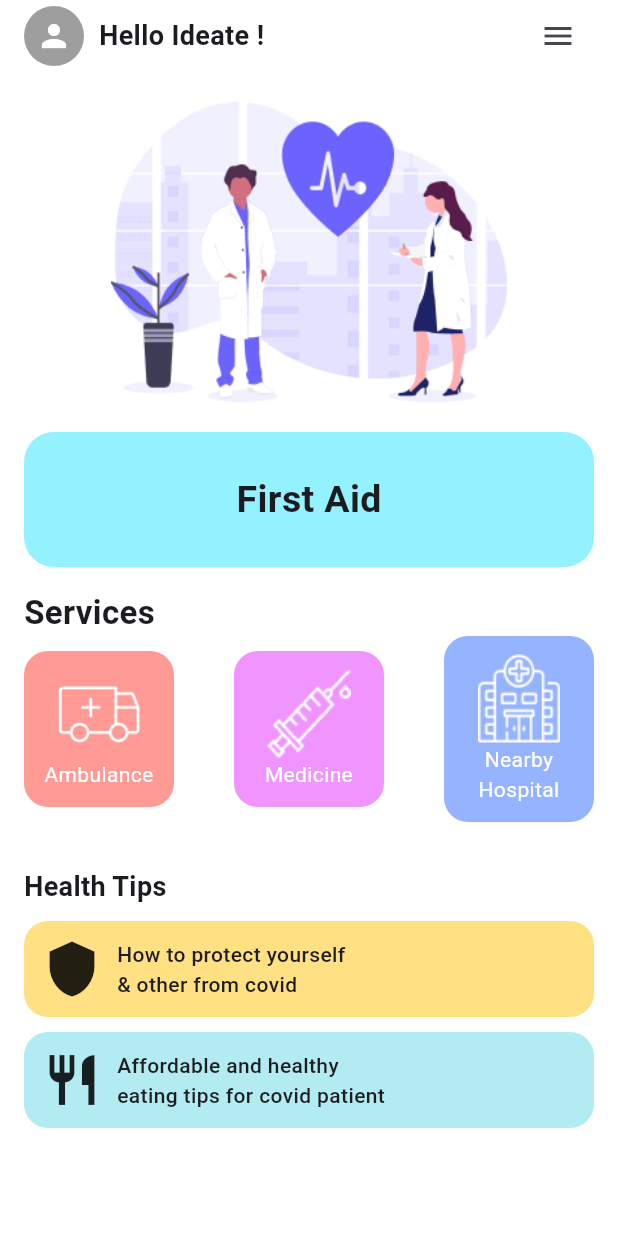
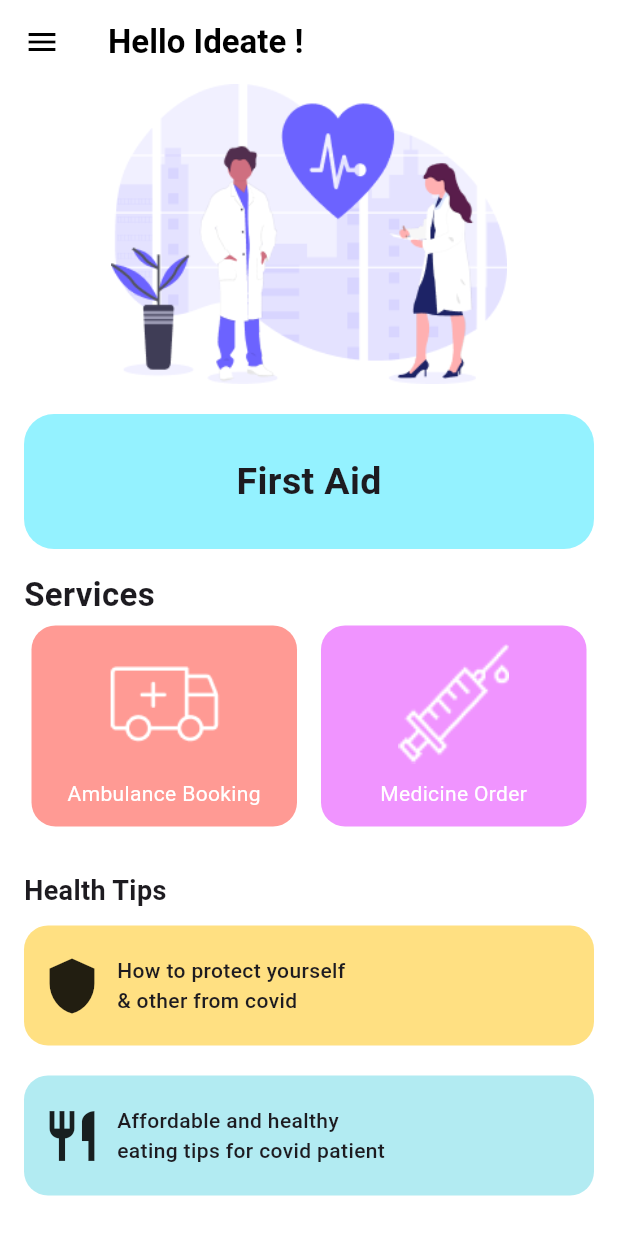
Before and after one commit to karaniheta/MedAlert, a Flutter app: the HomeScrenn screen opened directly, on a phone screen of 412 x 824 dp. Run offline on Flutter 3.47's test engine with Material 3 defaults, Android fonts, the phone set to English and light mode, and no system bars; our stand-ins replace shared_preferences; accounts and stored records are empty.

Commit message:
other pages

```diff
--- a/lib/home.dart
+++ b/lib/home.dart
@@ -1,4 +1,6 @@
 import 'package:flutter/material.dart';
+import 'package:medalert/profile.dart';
+import 'package:medalert/Ambulance.dart';
 
 class HomeScrenn extends StatelessWidget {
   const HomeScrenn({super.key});
@@ -7,38 +9,94 @@ class HomeScrenn extends StatelessWidget {
   Widget build(BuildContext context) {
     return Scaffold(
       backgroundColor: Colors.white,
+      appBar: AppBar(
+        backgroundColor: Colors.white,
+        elevation: 0,
+        iconTheme: const IconThemeData(color: Colors.black),
+        title: const Text(
+          'Hello Ideate !',
+          style: TextStyle(color: Colors.black, fontWeight: FontWeight.bold),
+        ),
+      ),
+      drawer: Drawer(
+        backgroundColor: const Color(0xFF333333),
+        child: SafeArea(
+          child: Column(
+            crossAxisAlignment: CrossAxisAlignment.start,
+            children: [
+              Padding(
+                padding: const EdgeInsets.symmetric(
+                  horizontal: 20,
+                  vertical: 20,
+                ),
+                child: Row(
+                  mainAxisAlignment: MainAxisAlignment.spaceBetween,
+                  children: [
+                    const Text(
+                      'Menu',
+                      style: TextStyle(
+                        color: Colors.white,
+                        fontSize: 28,
+                        fontWeight: FontWeight.bold,
+                      ),
+                    ),
+                    GestureDetector(
+                      onTap: () => Navigator.of(context).pop(),
+                      child: const Icon(
+                        Icons.close,
+                        color: Colors.white,
+                        size: 28,
+                      ),
+                    ),
+                  ],
+                ),
+              ),
+              const Divider(color: Colors.white54),
+              ListTile(
+                leading: const Icon(Icons.home, color: Colors.white),
+                title: const Text(
+                  'Home',
+                  style: TextStyle(color: Colors.white),
+                ),
+                onTap: () {
+                  Navigator.pop(context);
+                },
+              ),
+              ListTile(
+                leading: const Icon(Icons.person, color: Colors.white),
+                title: const Text(
+                  'Profile',
+                  style: TextStyle(color: Colors.white),
+                ),
+                onTap: () {
+                  Navigator.push(
+                    context,
+                    MaterialPageRoute(
+                      builder: (context) => const ProfilePage(),
+                    ),
+                  );
+                },
+              ),
+              ListTile(
+                leading: const Icon(Icons.logout, color: Colors.white),
+                title: const Text(
+                  'Log Out',
+                  style: TextStyle(color: Colors.white),
+                ),
+                onTap: () {
+                  Navigator.pop(context);
+                },
+              ),
+            ],
+          ),
+        ),
+      ),
       body: SafeArea(
         child: SingleChildScrollView(
           padding: const EdgeInsets.fromLTRB(16, 0, 16, 16),
           child: Column(
             crossAxisAlignment: CrossAxisAlignment.start,
             children: [
-              // Header
-              Row(
-                mainAxisAlignment: MainAxisAlignment.spaceBetween,
-                children: [
-                  Row(
-                    children: const [
-                      CircleAvatar(
-                        child: Icon(Icons.person, color: Colors.white),
-                        backgroundColor: Colors.grey,
-                        radius: 20,
-                      ),
-                      SizedBox(width: 10),
-                      Text(
-                        'Hello Ideate !',
-                        style: TextStyle(
-                          fontSize: 18,
-                          fontWeight: FontWeight.w600,
-                        ),
-                      ),
-                    ],
-                  ),
-                  IconButton(icon: const Icon(Icons.menu), onPressed: () {}),
-                ],
-              ),
-              const SizedBox(height: 20),
-
               // Illustration
               Center(
                 child: Image.asset(
@@ -58,7 +116,7 @@ class HomeScrenn extends StatelessWidget {
                   width: double.infinity,
                   padding: const EdgeInsets.symmetric(vertical: 16),
                   decoration: BoxDecoration(
-                    color: Color(0xFF94F2FF),
+                    color: const Color(0xFF94F2FF),
                     borderRadius: BorderRadius.circular(20),
                   ),
                   alignment: Alignment.center,
@@ -76,25 +134,31 @@ class HomeScrenn extends StatelessWidget {
               ),
 
               // Services
-              Row(
-                mainAxisAlignment: MainAxisAlignment.spaceBetween,
-                children: [
-                  _buildServiceCard(
-                    'Ambulance',
-                    'assets/ambulance.png', // Replace with your actual asset path
-                    Color(0xFFFF9A94),
-                  ),
-                  _buildServiceCard(
-                    'Medicine',
-                    'assets/medicine.png', // Replace with your actual asset path
-                    Color(0xFFF094FF),
-                  ),
-                  _buildServiceCard(
-                    'Nearby Hospital',
-                    'assets/hospital.png', // Replace with your actual asset path
-                    Color(0xFF96B3FF),
-                  ),
-                ],
+              Padding(
+                padding: const EdgeInsets.fromLTRB(5, 5, 5, 0),
+                child: Row(
+                  children: [
+                    Expanded(
+                      child: _buildServiceCard(
+                        context,
+                        'Ambulance Booking',
+                        'assets/ambulance.png',
+                        const Color(0xFFFF9A94),
+                        const AmbulanceScreen(), // Navigate to AmbulanceScreen
+                      ),
+                    ),
+                    const SizedBox(width: 16),
+                    Expanded(
+                      child: _buildServiceCard(
+                        context,
+                        'Medicine Order',
+                        'assets/medicine.png',
+                        const Color(0xFFF094FF),
+                        null, // No navigation for now
+                      ),
+                    ),
+                  ],
+                ),
               ),
 
               const SizedBox(height: 30),
@@ -109,7 +173,7 @@ class HomeScrenn extends StatelessWidget {
                 Colors.amber.shade200,
                 Icons.shield,
               ),
-              const SizedBox(height: 10),
+              const SizedBox(height: 20),
               _buildTipCard(
                 'Affordable and healthy\neating tips for covid patient',
                 Colors.cyan.shade100,
@@ -122,13 +186,23 @@ class HomeScrenn extends StatelessWidget {
     );
   }
 
-  Widget _buildServiceCard(String title, String assetPath, Color color) {
+  Widget _buildServiceCard(
+    BuildContext context,
+    String title,
+    String assetPath,
+    Color color,
+    Widget? navigateTo,
+  ) {
     return GestureDetector(
       onTap: () {
-        // Service tap
+        if (navigateTo != null) {
+          Navigator.push(
+            context,
+            MaterialPageRoute(builder: (context) => navigateTo),
+          );
+        }
       },
       child: Container(
-        width: 100,
         padding: const EdgeInsets.all(12),
         decoration: BoxDecoration(
           color: color,
@@ -136,8 +210,8 @@ class HomeScrenn extends StatelessWidget {
         ),
         child: Column(
           children: [
-            Image.asset(assetPath, height: 60, width: 60, fit: BoxFit.contain),
-            const SizedBox(height: 0),
+            Image.asset(assetPath, height: 80, width: 100, fit: BoxFit.contain),
+            const SizedBox(height: 10),
             Text(
               title,
               textAlign: TextAlign.center,
@@ -155,6 +229,8 @@ class HomeScrenn extends StatelessWidget {
         // Tip card tap
       },
       child: Container(
+        width: double.infinity,
+        height: 80,
         padding: const EdgeInsets.all(12),
         decoration: BoxDecoration(
           color: color,
--- a/pubspec.yaml
+++ b/pubspec.yaml
@@ -31,9 +31,12 @@ dependencies:
   flutter:
     sdk: flutter
 
+
   # The following adds the Cupertino Icons font to your application.
   # Use with the CupertinoIcons class for iOS style icons.
   cupertino_icons: ^1.0.8
+  http: ^1.4.0
+  shared_preferences: ^2.5.3
 
 dev_dependencies:
   flutter_test:
```
Also changed, not shown: lib/Ambulance.dart (added, +146 -0 lines), lib/login.dart (+79 -35 lines), lib/profile.dart (added, +162 -0 lines), lib/signup.dart (+72 -41 lines), pubspec.lock, 1 other file.
